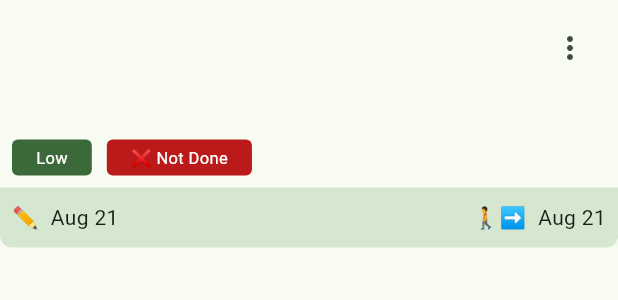
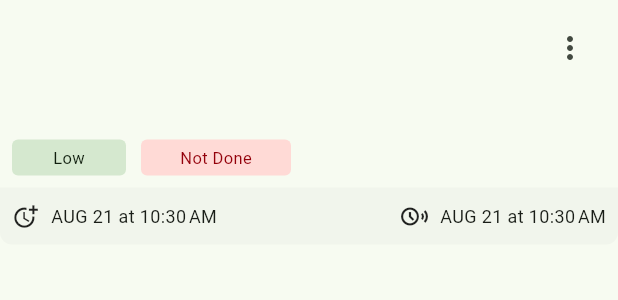
Before and after one commit to sendurangr/sentodo_flutter_app, a Flutter app: the CardTile widget shown alone on an empty page, opened directly with empty values, on a phone screen of 412 x 824 dp. Shown: the top 300 px of the screen. Run offline on Flutter 3.47's test engine with Material 3 defaults, Android fonts, the light colour scheme and no system bars; our stand-ins replace flutter_riverpod, sqflite; accounts and stored records are empty.

Commit message:
app finished for version 1

```diff
--- a/lib/models/task.dart
+++ b/lib/models/task.dart
@@ -3,7 +3,8 @@ class Task {
   final String title;
   final String subtitle;
   bool isDone;
-  DateTime targetDate;
+  final DateTime targetDate;
+  final DateTime createdDate;
   int priority;
 
   Task({
@@ -12,7 +13,9 @@ class Task {
     required this.subtitle,
     required this.isDone,
     required this.targetDate,
-      this.priority = 0});
+    required this.createdDate,
+    this.priority = 0,
+  });
 
   // Convert a Task into a Map.
   Map<String, dynamic> toMap() {
@@ -22,6 +25,7 @@ class Task {
       'subtitle': subtitle,
       'isDone': isDone ? 1 : 0, // SQLite does not support boolean,
       'targetDate': targetDate.toIso8601String(),
+      'createdDate': createdDate.toIso8601String(),
       'priority': priority
     };
   }
@@ -29,13 +33,12 @@ class Task {
   // A method that retrieves a Task from a Map.
   factory Task.fromMap(Map<String, dynamic> map) {
     return Task(
-      id: map['id'],
-      title: map['title'],
-      subtitle: map['subtitle'],
-      isDone: map['isDone'] == 1,
-      targetDate: DateTime.parse(map['targetDate']),
+        id: map['id'],
+        title: map['title'],
+        subtitle: map['subtitle'],
+        isDone: map['isDone'] == 1,
+        targetDate: DateTime.parse(map['targetDate']),
+        createdDate: DateTime.parse(map['createdDate']),
         priority: map['priority']);
   }
-
-
 }
--- a/lib/screens/task_detail_screen.dart
+++ b/lib/screens/task_detail_screen.dart
@@ -3,7 +3,7 @@ import 'package:flutter/material.dart';
 class TaskDetailScreen extends StatelessWidget {
   final String taskId;
 
-  TaskDetailScreen({required this.taskId});
+  const TaskDetailScreen({super.key, required this.taskId});
 
   @override
   Widget build(BuildContext context) {
--- a/lib/services/app_utils.dart
+++ b/lib/services/app_utils.dart
@@ -6,11 +6,11 @@ class AppUtils {
   }
 
   static String formatDateMMMd(DateTime dateTime) {
-    return DateFormat.MMMd().format(DateTime.now());
+    return '${DateFormat.MMMd().format(dateTime).toUpperCase()} at ${DateFormat.jm().format(dateTime).toUpperCase()}';
   }
 
   static String doneNotDoneString(bool isDone) {
-    return isDone ? '✔️ Done' : '❌ Not Done';
+    return isDone ? 'Done' : 'Not Done';
   }
 
   static String taskPriorityToString(int priority) {
--- a/lib/widgets/task_tile.dart
+++ b/lib/widgets/task_tile.dart
@@ -1,21 +1,26 @@
 import 'package:flutter/material.dart';
 import 'package:flutter_riverpod/flutter_riverpod.dart';
 import 'package:sentodo_app/models/task.dart';
+import 'package:sentodo_app/screens/add_task_screen.dart';
 import 'package:sentodo_app/services/app_utils.dart';
+import 'package:sentodo_app/widgets/title_tile/chips.dart';
 
 import '../providers/task_provider.dart';
 
 class CardTile extends ConsumerWidget {
   final Task task;
 
-  const CardTile({super.key, required this.task});
+  CardTile({super.key, required this.task});
 
   @override
   Widget build(BuildContext context, WidgetRef ref) {
+    PersistentBottomSheetController? _bottomSheetController;
+
     List<Widget> buttonList = <Widget>[
       IconButton(
           onPressed: () {
             ref.read(provider.notifier).deleteTask(task.id);
+            _bottomSheetController?.close();
             ScaffoldMessenger.of(context).showSnackBar(
               const SnackBar(
                 content: Text('🚀 Task deleted'),
@@ -26,24 +31,27 @@ class CardTile extends ConsumerWidget {
       IconButton(
         onPressed: () {
           ref.read(provider.notifier).toggleTaskDone(task.id);
+          _bottomSheetController?.close();
           ScaffoldMessenger.of(context).showSnackBar(
             SnackBar(
-              content: Text(task.isDone ? 'Undone' : 'Done'),
+              content: Text(task.isDone ? 'Moved to done' : 'Move to not done'),
             ),
           );
         },
-        icon: const Icon(Icons.check),
+        icon: task.isDone ? const Icon(Icons.report) : const Icon(Icons.check),
       ),
       IconButton(
           onPressed: () {
-            Navigator.of(context)
-                .pushNamed('/edit-task', arguments: {'id': task.id});
+            _bottomSheetController?.close();
+            Navigator.push(context, MaterialPageRoute(builder: (context) {
+              return AddTaskScreen(task: task);
+            }));
           },
           icon: const Icon(Icons.edit)),
     ];
     List<Text> labelList = <Text>[
       const Text('Trash'),
-      Text(task.isDone ? 'Undone' : 'Done'),
+      Text(task.isDone ? 'Not Done' : 'Done'),
       const Text('Edit'),
     ];
 
@@ -87,7 +95,7 @@ class CardTile extends ConsumerWidget {
                     ),
                     IconButton(
                       onPressed: () {
-                        showModalBottomSheet(
+                        _bottomSheetController = showBottomSheet(
                           showDragHandle: true,
                           context: context,
                           constraints: const BoxConstraints(maxWidth: 640),
@@ -120,39 +128,11 @@ class CardTile extends ConsumerWidget {
                 Row(
                   mainAxisAlignment: MainAxisAlignment.start,
                   children: [
-                    Container(
-                      padding: const EdgeInsets.fromLTRB(16, 4, 16, 4),
-                      decoration: BoxDecoration(
-                        color: Theme.of(context).colorScheme.primary,
-                        borderRadius: BorderRadius.circular(4.0),
-                      ),
-                      child: Text(
-                        AppUtils.taskPriorityToString(task.priority),
-                        style: TextStyle(
-                          fontSize: 11,
-                          color: Theme.of(context).colorScheme.onPrimary,
-                        ),
-                      ),
-                    ),
+                    PriorityChip(priority: task.priority),
                     const SizedBox(
                       width: 10,
                     ),
-                    Container(
-                      padding: const EdgeInsets.fromLTRB(16, 4, 16, 4),
-                      decoration: BoxDecoration(
-                        color: task.isDone
-                            ? Theme.of(context).colorScheme.primary
-                            : Theme.of(context).colorScheme.error,
-                        borderRadius: BorderRadius.circular(4.0),
-                      ),
-                      child: Text(
-                        AppUtils.doneNotDoneString(task.isDone),
-                        style: TextStyle(
-                          fontSize: 11,
-                          color: Theme.of(context).colorScheme.onPrimary,
-                        ),
-                      ),
-                    ),
+                    IsDoneChip(isDone: task.isDone),
                   ],
                 )
               ],
@@ -161,7 +141,7 @@ class CardTile extends ConsumerWidget {
           Container(
             padding: const EdgeInsets.fromLTRB(8, 10, 8, 10),
             decoration: BoxDecoration(
-              color: Theme.of(context).colorScheme.secondaryContainer,
+              color: Theme.of(context).colorScheme.surfaceContainerLow,
               borderRadius: const BorderRadius.only(
                 bottomLeft: Radius.circular(8.0),
                 bottomRight: Radius.circular(8.0),
@@ -173,16 +153,22 @@ class CardTile extends ConsumerWidget {
               children: [
                 Row(
                   children: [
-                    const Text("✏️"),
+                    const Icon(Icons.more_time, size: 18),
                     const SizedBox(width: 8),
-                    Text(AppUtils.formatDateMMMd(task.targetDate)),
+                    Text(
+                      AppUtils.formatDateMMMd(task.createdDate),
+                      style: const TextStyle(fontSize: 12),
+                    ),
                   ],
                 ),
                 Row(
                   children: [
-                    const Text("🚶‍➡️"),
+                    const Icon(Icons.share_arrival_time_outlined, size: 18),
                     const SizedBox(width: 8),
-                    Text(AppUtils.formatDateMMMd(task.targetDate)),
+                    Text(
+                      AppUtils.formatDateMMMd(task.targetDate),
+                      style: const TextStyle(fontSize: 12),
+                    ),
                   ],
                 ),
               ],
--- /dev/null
+++ b/lib/widgets/title_tile/chips.dart
@@ -0,0 +1,98 @@
+import 'package:flutter/material.dart';
+
+import '../../services/app_utils.dart';
+
+class PriorityChip extends StatelessWidget {
+  final int priority;
+
+  const PriorityChip({
+    super.key,
+    required this.priority,
+  });
+
+  Color getPriorityBackgroundColor(int priority, BuildContext context) {
+    switch (priority) {
+      case 0:
+        return Theme.of(context).colorScheme.secondaryFixed;
+      case 1:
+        return Theme.of(context).colorScheme.primaryFixed;
+      case 2:
+        return Theme.of(context).colorScheme.primary;
+      default:
+        return Colors.green;
+    }
+  }
+
+  Color getPriorityTextColor(int priority, BuildContext context) {
+    switch (priority) {
+      case 0:
+        return Theme.of(context).colorScheme.onSecondaryFixed;
+      case 1:
+        return Theme.of(context).colorScheme.onPrimaryFixed;
+      case 2:
+        return Theme.of(context).colorScheme.onPrimary;
+      default:
+        return Colors.white;
+    }
+  }
+
+  @override
+  Widget build(BuildContext context) {
+    return Container(
+      width: 76,
+      padding: const EdgeInsets.fromLTRB(12, 4, 12, 4),
+      decoration: BoxDecoration(
+        color: getPriorityBackgroundColor(priority, context),
+        borderRadius: BorderRadius.circular(4.0),
+      ),
+      child: Center(
+        child: Text(
+          AppUtils.taskPriorityToString(priority),
+          style: TextStyle(
+            fontSize: 11,
+            color: getPriorityTextColor(priority, context),
+          ),
+        ),
+      ),
+    );
+  }
+}
+
+class IsDoneChip extends StatelessWidget {
+  final bool isDone;
+
+  const IsDoneChip({super.key, required this.isDone});
+
+  Color getIsDoneBackgroundColor(bool isDone, BuildContext context) {
+    return isDone
+        ? Theme.of(context).colorScheme.primaryFixedDim
+        : Theme.of(context).colorScheme.errorContainer;
+  }
+
+  Color getIsDoneTextColor(bool isDone, BuildContext context) {
+    return isDone
+        ? Theme.of(context).colorScheme.onPrimaryFixedVariant
+        : Theme.of(context).colorScheme.onErrorContainer;
+  }
+
+  @override
+  Widget build(BuildContext context) {
+    return Container(
+      width: 100,
+      padding: const EdgeInsets.fromLTRB(12, 4, 12, 4),
+      decoration: BoxDecoration(
+        color: getIsDoneBackgroundColor(isDone, context),
+        borderRadius: BorderRadius.circular(4.0),
+      ),
+      child: Center(
+        child: Text(
+          AppUtils.doneNotDoneString(isDone),
+          style: TextStyle(
+            fontSize: 11,
+            color: getIsDoneTextColor(isDone, context),
+          ),
+        ),
+      ),
+    );
+  }
+}
```
Also changed, not shown: lib/data/database_helper.dart (+7 -5 lines), lib/main.dart (+3 -4 lines), lib/providers/task_provider.dart (+9 -3 lines), lib/screens/add_task_screen.dart (+42 -31 lines), lib/screens/home_screen.dart (+51 -15 lines).
